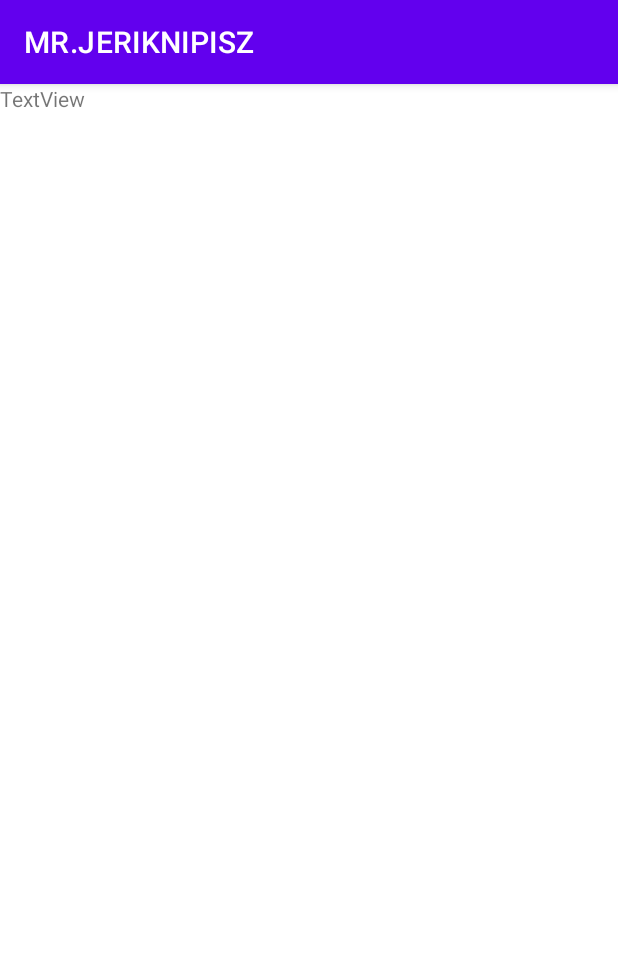
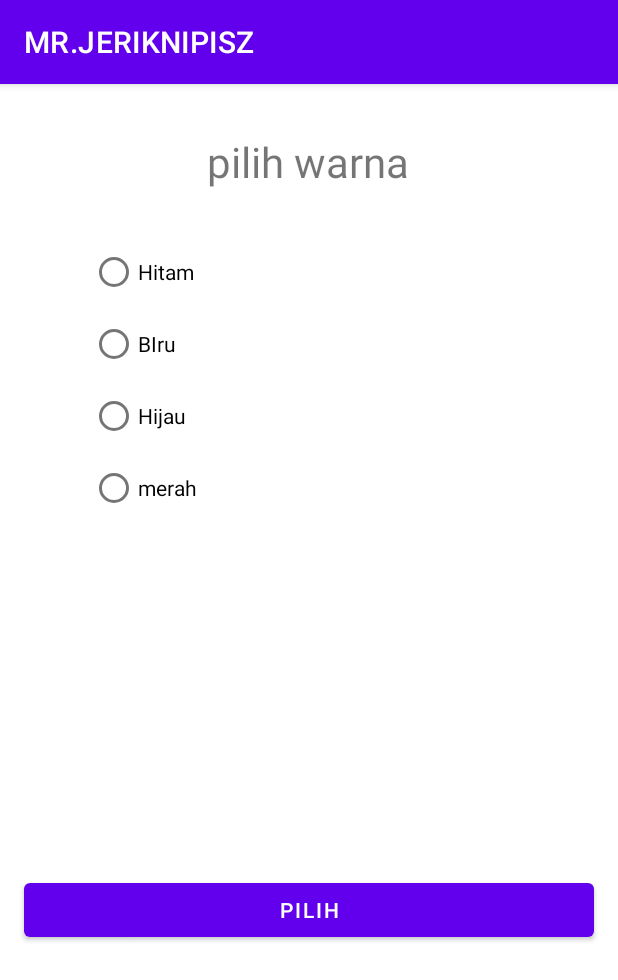
Before and after one commit to saifurrahman5411/proyek-4, an Android app: the ResultActivity screen opened directly, with no data from a screen before it, on a phone screen of 412 x 824 dp. Shown: the top 980 px of the screen. Run offline under Robolectric (Android 15) with nearby library versions, the phone set to English and light mode, and no system bars.

```diff
--- a/MRJERIKNIPISZ/app/src/main/res/layout/activity_result.xml
+++ b/MRJERIKNIPISZ/app/src/main/res/layout/activity_result.xml
@@ -6,11 +6,104 @@
     android:layout_height="match_parent"
     tools:context=".ResultActivity">
 
+
     <TextView
-        android:id="@+id/textView2"
+        android:id="@+id/lbl_title"
         android:layout_width="wrap_content"
         android:layout_height="wrap_content"
-        android:text="TextView"
-        tools:layout_editor_absoluteX="184dp"
-        tools:layout_editor_absoluteY="131dp" />
+        android:layout_marginTop="16dp"
+        android:text="pilih warna"
+        android:textSize="28sp"
+        app:layout_constraintBottom_toBottomOf="parent"
+        app:layout_constraintEnd_toEndOf="parent"
+        app:layout_constraintHorizontal_bias="0.498"
+        app:layout_constraintStart_toStartOf="parent"
+        app:layout_constraintTop_toTopOf="parent"
+        app:layout_constraintVertical_bias="0.023" />
+
+    <RadioGroup
+        android:id="@+id/rg_colors"
+        android:layout_width="301dp"
+        android:layout_height="354dp"
+        app:layout_constraintBottom_toBottomOf="parent"
+        app:layout_constraintEnd_toEndOf="parent"
+        app:layout_constraintHorizontal_bias="0.4"
+        app:layout_constraintStart_toStartOf="parent"
+        app:layout_constraintTop_toTopOf="parent"
+        app:layout_constraintVertical_bias="0.244">
+
+
+        <RadioButton
+            android:id="@+id/rad_hitam"
+            android:layout_width="match_parent"
+            android:layout_height="wrap_content"
+            android:layout_marginStart="16dp"
+            android:layout_marginEnd="16dp"
+            android:layout_marginRight="16dp"
+            android:text="Hitam"
+            app:layout_constraintEnd_toEndOf="parent"
+            app:layout_constraintHorizontal_bias="0.0"
+            app:layout_constraintStart_toStartOf="parent"
+            app:layout_constraintTop_toBottomOf="@+id/rad_biru" />
+
+        <RadioButton
+            android:id="@+id/rad_biru"
+            android:layout_width="match_parent"
+            android:layout_height="wrap_content"
+            android:layout_marginStart="16dp"
+            android:layout_marginLeft="16dp"
+            android:layout_marginEnd="16dp"
+            android:layout_marginRight="16dp"
+            android:text="BIru"
+            app:layout_constraintEnd_toEndOf="parent"
+            app:layout_constraintHorizontal_bias="0.0"
+            app:layout_constraintStart_toStartOf="parent"
+            app:layout_constraintTop_toBottomOf="@+id/rad_hijau" />
+
+        <RadioButton
+            android:id="@+id/rad_hijau"
+            android:layout_width="match_parent"
+            android:layout_height="wrap_content"
+            android:layout_marginStart="16dp"
+            android:layout_marginEnd="16dp"
+            android:layout_marginRight="16dp"
+            android:text="Hijau"
+            app:layout_constraintEnd_toEndOf="parent"
+            app:layout_constraintHorizontal_bias="0.0"
+            app:layout_constraintStart_toStartOf="parent"
+            tools:layout_editor_absoluteY="186dp" />
+
+
+        <RadioButton
+            android:id="@+id/rad_merah"
+            android:layout_width="match_parent"
+            android:layout_height="wrap_content"
+            android:layout_marginStart="16dp"
+            android:layout_marginEnd="16dp"
+            android:layout_marginRight="16dp"
+            android:text="merah"
+            app:layout_constraintEnd_toEndOf="parent"
+            app:layout_constraintHorizontal_bias="0.0"
+            app:layout_constraintStart_toStartOf="parent"
+            tools:layout_editor_absoluteY="186dp" />
+
+    </RadioGroup>
+
+    <Button
+        android:id="@+id/btn_result"
+        android:layout_width="match_parent"
+        android:layout_height="wrap_content"
+        android:layout_marginStart="16dp"
+        android:layout_marginLeft="16dp"
+        android:layout_marginEnd="16dp"
+        android:layout_marginRight="16dp"
+        android:text="pilih"
+        app:layout_constraintBottom_toBottomOf="parent"
+        app:layout_constraintEnd_toEndOf="parent"
+        app:layout_constraintHorizontal_bias="1.0"
+        app:layout_constraintStart_toStartOf="parent"
+        app:layout_constraintTop_toBottomOf="@+id/rg_colors"
+        app:layout_constraintVertical_bias="0.27" />
+
+
 </androidx.constraintlayout.widget.ConstraintLayout>
```
Also changed, not shown: MRJERIKNIPISZ/app/src/main/java/com/example/mrjeriknipisz/MainActivity.kt (+22 -1 lines), MRJERIKNIPISZ/app/src/main/java/com/example/mrjeriknipisz/ResultActivity.kt (+28 -0 lines), MRJERIKNIPISZ/app/src/main/res/layout/activity_main.xml (+16 -1 lines).
